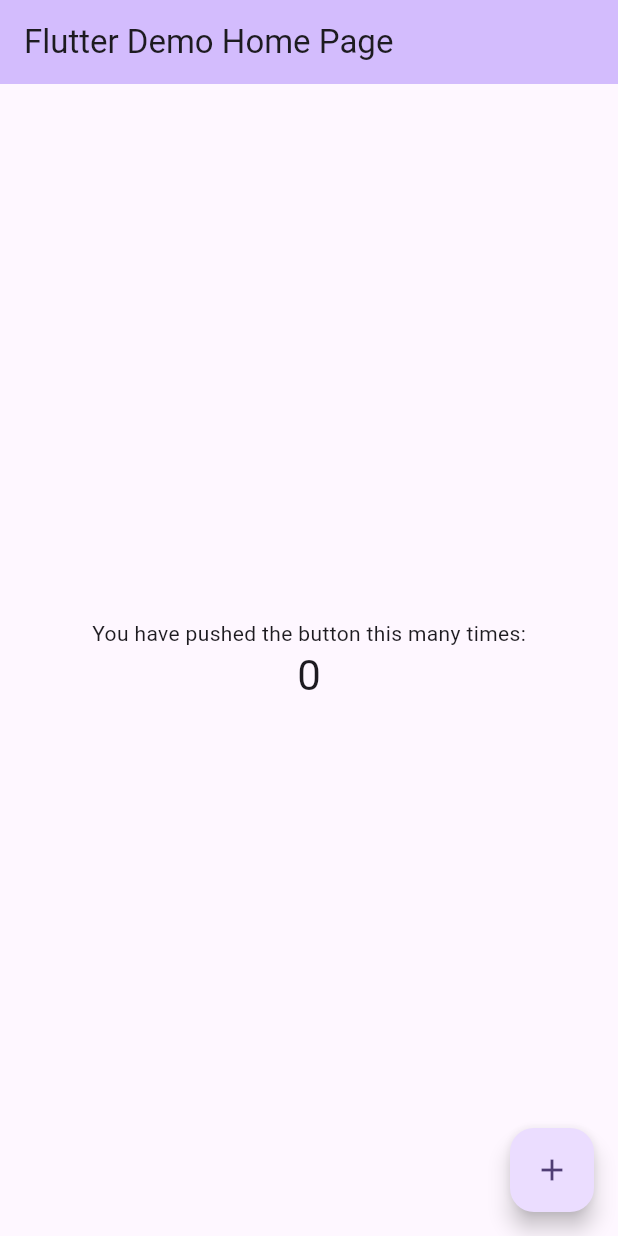
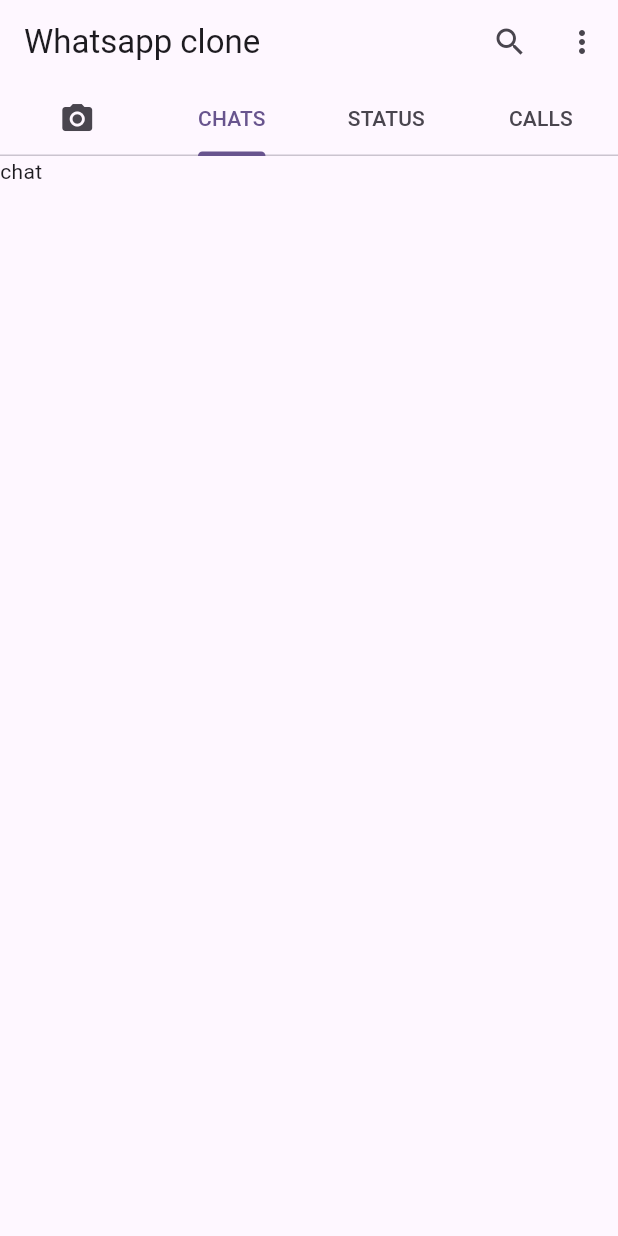
Before and after one commit to faizdamar1/flutter_tugas_akhir_prakerja, a Flutter app: the screen it shows after launch, on a phone screen of 412 x 824 dp. Run offline on Flutter 3.47's test engine with Material 2 defaults, Android fonts, the phone set to English and light mode, and no system bars.

Commit message:
home screen

```diff
--- a/lib/main.dart
+++ b/lib/main.dart
@@ -1,4 +1,5 @@
 import 'package:flutter/material.dart';
+import 'package:flutter_tugas_akhir_prakerja/screen/home_screen.dart';
 
 void main() {
   runApp(const MyApp());
@@ -7,119 +8,15 @@
 class MyApp extends StatelessWidget {
   const MyApp({super.key});
 
-  // This widget is the root of your application.
   @override
   Widget build(BuildContext context) {
     return MaterialApp(
       title: 'Flutter Demo',
       theme: ThemeData(
-        // This is the theme of your application.
-        //
-        // TRY THIS: Try running your application with "flutter run". You'll see
-        // the application has a blue toolbar. Then, without quitting the app,
-        // try changing the seedColor in the colorScheme below to Colors.green
-        // and then invoke "hot reload" (save your changes or press the "hot
-        // reload" button in a Flutter-supported IDE, or press "r" if you used
-        // the command line to start the app).
-        //
-        // Notice that the counter didn't reset back to zero; the application
-        // state is not lost during the reload. To reset the state, use hot
-        // restart instead.
-        //
-        // This works for code too, not just values: Most code changes can be
-        // tested with just a hot reload.
         colorScheme: ColorScheme.fromSeed(seedColor: Colors.deepPurple),
         useMaterial3: true,
       ),
-      home: const MyHomePage(title: 'Flutter Demo Home Page'),
+      home: const HomeScreen(),
     );
   }
 }
-
-class MyHomePage extends StatefulWidget {
-  const MyHomePage({super.key, required this.title});
-
-  // This widget is the home page of your application. It is stateful, meaning
-  // that it has a State object (defined below) that contains fields that affect
-  // how it looks.
-
-  // This class is the configuration for the state. It holds the values (in this
-  // case the title) provided by the parent (in this case the App widget) and
-  // used by the build method of the State. Fields in a Widget subclass are
-  // always marked "final".
-
-  final String title;
-
-  @override
-  State<MyHomePage> createState() => _MyHomePageState();
-}
-
-class _MyHomePageState extends State<MyHomePage> {
-  int _counter = 0;
-
-  void _incrementCounter() {
-    setState(() {
-      // This call to setState tells the Flutter framework that something has
-      // changed in this State, which causes it to rerun the build method below
-      // so that the display can reflect the updated values. If we changed
-      // _counter without calling setState(), then the build method would not be
-      // called again, and so nothing would appear to happen.
-      _counter++;
-    });
-  }
-
-  @override
-  Widget build(BuildContext context) {
-    // This method is rerun every time setState is called, for instance as done
-    // by the _incrementCounter method above.
-    //
-    // The Flutter framework has been optimized to make rerunning build methods
-    // fast, so that you can just rebuild anything that needs updating rather
-    // than having to individually change instances of widgets.
-    return Scaffold(
-      appBar: AppBar(
-        // TRY THIS: Try changing the color here to a specific color (to
-        // Colors.amber, perhaps?) and trigger a hot reload to see the AppBar
-        // change color while the other colors stay the same.
-        backgroundColor: Theme.of(context).colorScheme.inversePrimary,
-        // Here we take the value from the MyHomePage object that was created by
-        // the App.build method, and use it to set our appbar title.
-        title: Text(widget.title),
-      ),
-      body: Center(
-        // Center is a layout widget. It takes a single child and positions it
-        // in the middle of the parent.
-        child: Column(
-          // Column is also a layout widget. It takes a list of children and
-          // arranges them vertically. By default, it sizes itself to fit its
-          // children horizontally, and tries to be as tall as its parent.
-          //
-          // Column has various properties to control how it sizes itself and
-          // how it positions its children. Here we use mainAxisAlignment to
-          // center the children vertically; the main axis here is the vertical
-          // axis because Columns are vertical (the cross axis would be
-          // horizontal).
-          //
-          // TRY THIS: Invoke "debug painting" (choose the "Toggle Debug Paint"
-          // action in the IDE, or press "p" in the console), to see the
-          // wireframe for each widget.
-          mainAxisAlignment: MainAxisAlignment.center,
-          children: <Widget>[
-            const Text(
-              'You have pushed the button this many times:',
-            ),
-            Text(
-              '$_counter',
-              style: Theme.of(context).textTheme.headlineMedium,
-            ),
-          ],
-        ),
-      ),
-      floatingActionButton: FloatingActionButton(
-        onPressed: _incrementCounter,
-        tooltip: 'Increment',
-        child: const Icon(Icons.add),
-      ), // This trailing comma makes auto-formatting nicer for build methods.
-    );
-  }
-}
--- /dev/null
+++ b/lib/screen/home_screen.dart
@@ -0,0 +1,98 @@
+import 'package:flutter/foundation.dart';
+import 'package:flutter/material.dart';
+
+class HomeScreen extends StatefulWidget {
+  const HomeScreen({super.key});
+
+  @override
+  State<HomeScreen> createState() => _HomeScreenState();
+}
+
+class _HomeScreenState extends State<HomeScreen>
+    with SingleTickerProviderStateMixin {
+  late TabController _tabController;
+
+  @override
+  void initState() {
+    _tabController = TabController(length: 4, vsync: this, initialIndex: 1);
+    super.initState();
+  }
+
+  @override
+  void dispose() {
+    _tabController.dispose();
+    super.dispose();
+  }
+
+  @override
+  Widget build(BuildContext context) {
+    return Scaffold(
+      appBar: AppBar(
+        title: const Text("Whatsapp clone"),
+        actions: [
+          IconButton(
+            icon: const Icon(Icons.search),
+            onPressed: () {},
+          ),
+          PopupMenuButton<String>(
+            onSelected: (value) {
+              if (kDebugMode) {
+                print(value);
+              }
+            },
+            itemBuilder: (BuildContext context) {
+              return [
+                const PopupMenuItem(
+                  value: "New group",
+                  child: Text("New group"),
+                ),
+                const PopupMenuItem(
+                  value: "New broadcast",
+                  child: Text("New broadcast"),
+                ),
+                const PopupMenuItem(
+                  value: "Whatsapp Web",
+                  child: Text("Whatsapp Web"),
+                ),
+                const PopupMenuItem(
+                  value: "Starred messages",
+                  child: Text("Starred messages"),
+                ),
+                const PopupMenuItem(
+                  value: "Settings",
+                  child: Text("Settings"),
+                ),
+              ];
+            },
+          )
+        ],
+        bottom: TabBar(
+          controller: _tabController,
+          tabs: const [
+            Tab(
+              icon: Icon(Icons.camera_alt),
+            ),
+            Tab(
+              text: "CHATS",
+            ),
+            Tab(
+              text: "STATUS",
+            ),
+            Tab(
+              text: "CALLS",
+            ),
+          ],
+        ),
+      ),
+      body: TabBarView(
+        controller: _tabController,
+        children: const [
+          Text("Camera"),
+          Text("chat"),
+          Text("Status"),
+          Text("Calls"),
+        ],
+      ),
+    );
+  }
+}
```
